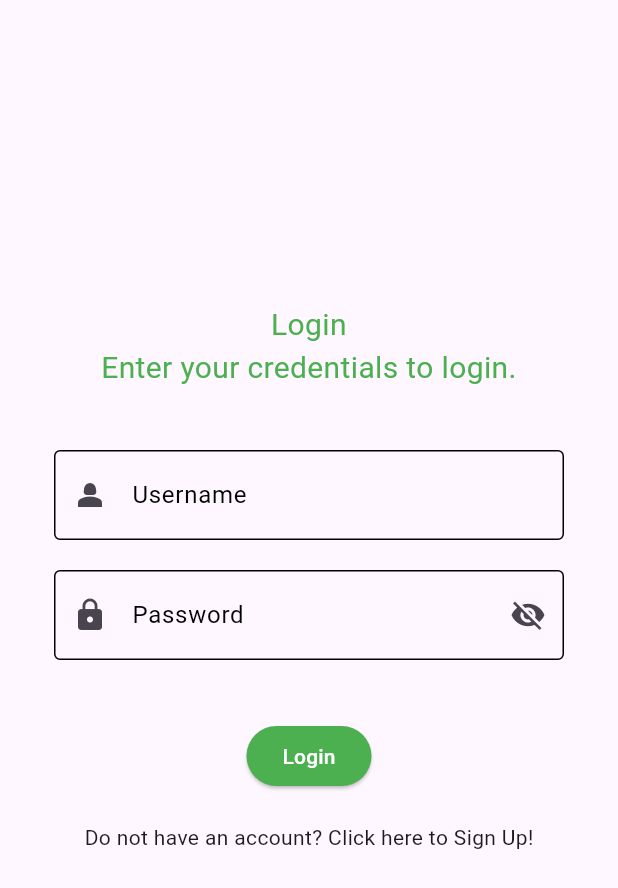
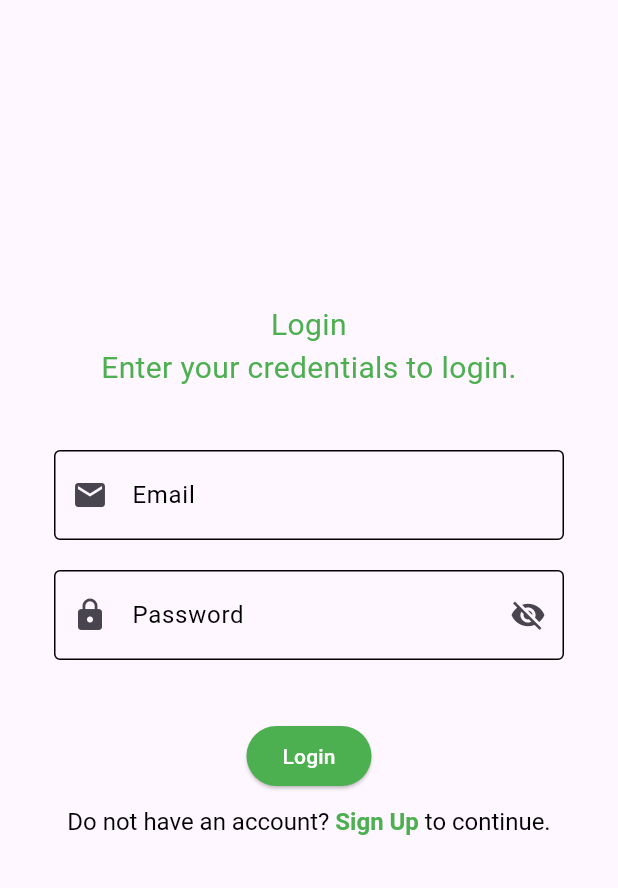
Before and after one commit to Sangi6740/Login-Profile, a Flutter app: the screen it shows after launch, on a phone screen of 412 x 824 dp. Shown: the top 888 px of the screen. Run offline on Flutter 3.47's test engine with Material 3 defaults, Android fonts, the phone set to English and light mode, and no system bars.

Commit message:
The Login Page UI has been completed

```diff
--- a/lib/main.dart
+++ b/lib/main.dart
@@ -1,5 +1,6 @@
 import 'package:flutter/material.dart';
 import 'package:login/signup.dart';
+import 'package:flutter/gestures.dart';
 
 void main() {
   runApp(const MyApp());
@@ -35,6 +36,7 @@ class _LoginState extends State<Login> {
         child: Container(
           height: 420,
           width: 340,
+
           child: Column(
             children: [
               Text(
@@ -50,9 +52,9 @@ class _LoginState extends State<Login> {
                       vertical: 18,
                       horizontal: 16,
                     ),
-                    prefixIcon: Icon(Icons.person_2),
-                    hintText: "Username",
-                    labelText: "Username",
+                    prefixIcon: Icon(Icons.email),
+                    hintText: "Email",
+                    labelText: "Email",
 
                     labelStyle: TextStyle(color: Colors.black),
 
@@ -115,9 +117,31 @@ class _LoginState extends State<Login> {
                 child: Text("Login"),
               ),
 
-              SizedBox(height: 20),
+              SizedBox(height: 10),
 
-              Text("Do not have an account? Click here to Sign Up!"),
+              RichText(
+                text: TextSpan(
+                  style: TextStyle(color: Colors.black, fontSize: 16),
+                  children: [
+                    TextSpan(text: 'Do not have an account? '),
+                    TextSpan(
+                      text: 'Sign Up',
+                      style: TextStyle(
+                        fontWeight: FontWeight.bold,
+                        color: Colors.green,
+                      ),
+                      recognizer: TapGestureRecognizer()
+                        ..onTap = () {
+                          Navigator.push(
+                            context,
+                            MaterialPageRoute(builder: (context) => Signup()),
+                          );
+                        },
+                    ),
+                    TextSpan(text: ' to continue.'),
+                  ],
+                ),
+              ),
             ],
           ),
         ),
```
